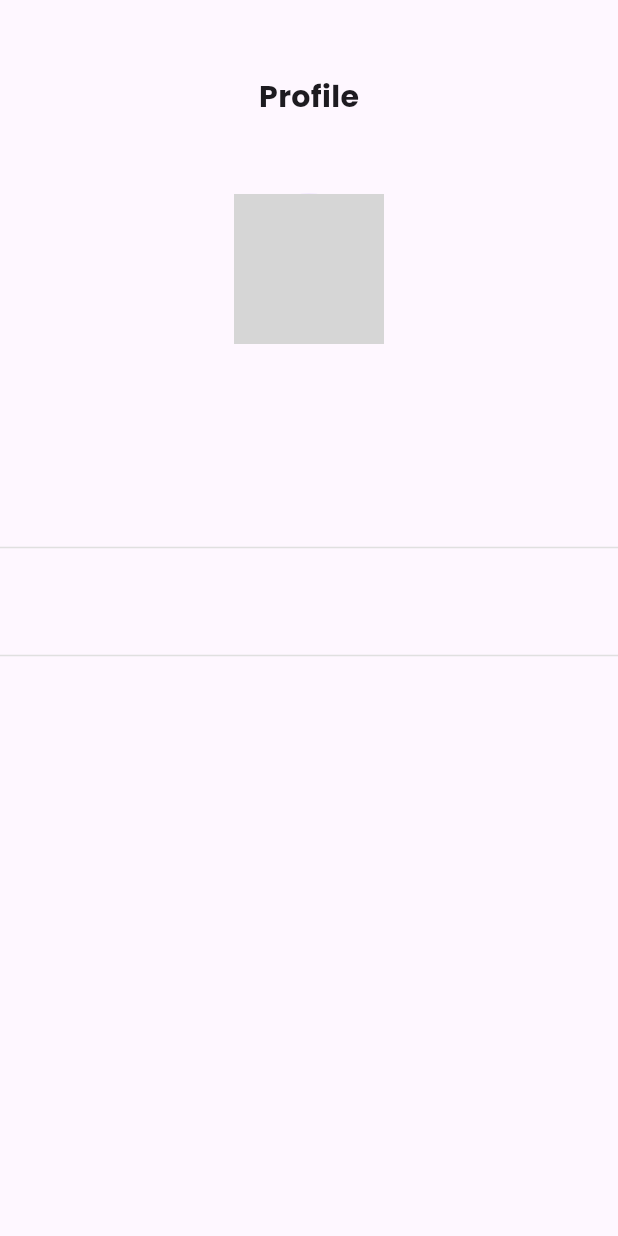
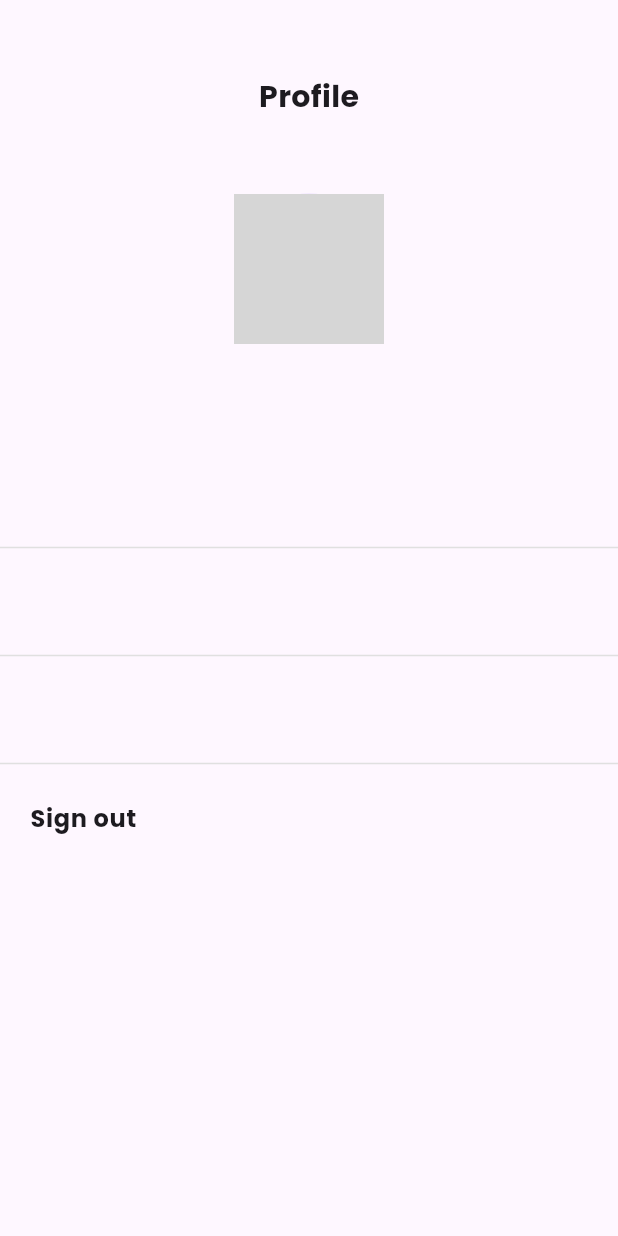
Before and after one commit to blackwadud/Tezda-Assessment, a Flutter app: the ProfileScreen screen opened by its route, on a phone screen of 412 x 824 dp. Run offline on Flutter 3.47's test engine with Material 3 defaults, Android fonts, the light colour scheme and no system bars; our stand-ins replace animate_do, flutter_dotenv, flutter_riverpod, google_fonts, logger, shared_preferences; accounts and stored records are empty; network calls fail; grey boxes are pictures that could not be loaded.

Commit message:
added a sign out for testing

```diff
--- a/lib/modules/authentication/view/screens/profile.dart
+++ b/lib/modules/authentication/view/screens/profile.dart
@@ -1,6 +1,8 @@
 import 'package:flutter/material.dart';
 import 'package:flutter_riverpod/flutter_riverpod.dart';
 import 'package:google_fonts/google_fonts.dart';
+import 'package:shared_preferences/shared_preferences.dart';
+import 'package:tezda_assesment/core/routes/app_pages.dart';
 import 'package:tezda_assesment/modules/authentication/viewmodel/auth_viewmodel.dart';
 
 class ProfileScreen extends ConsumerWidget {
@@ -12,7 +14,6 @@ class ProfileScreen extends ConsumerWidget {
   Widget build(BuildContext context, WidgetRef ref) {
     final authViewModel = ref.watch(authViewModelProvider);
 
-    // Assuming you have a user object in your AuthViewModel
     final user = authViewModel.user;
 
     return SafeArea(
@@ -41,14 +42,14 @@ class ProfileScreen extends ConsumerWidget {
             ),
             ListTile(
               title: Text(
-                user?.name ?? '', // Replace with actual user data
+                user?.name ?? '',
                 textAlign: TextAlign.center,
                 style: GoogleFonts.poppins(
                   fontWeight: FontWeight.bold,
                 ),
               ),
               subtitle: Text(
-                user?.email ?? '', // Replace with actual user data
+                user?.email ?? '',
                 textAlign: TextAlign.center,
                 style: GoogleFonts.poppins(),
               ),
@@ -98,6 +99,28 @@ class ProfileScreen extends ConsumerWidget {
                       ),
                     ),
                   ),
+                  SizedBox(
+                    child: Divider(
+                      color: Colors.grey.shade300,
+                      thickness: 1,
+                    ),
+                  ),
+                  ListTile(
+                    contentPadding: const EdgeInsets.only(left: 20, right: 20),
+                    title: InkWell(
+                      onTap: () async {
+                        final prefs = await SharedPreferences.getInstance();
+                        await prefs.clear();
+                        Navigator.pushNamed(context, login);
+                      },
+                      child: Text(
+                        'Sign out',
+                        style: GoogleFonts.poppins(
+                          fontWeight: FontWeight.bold,
+                        ),
+                      ),
+                    ),
+                  ),
                 ],
               ),
             ),
```
